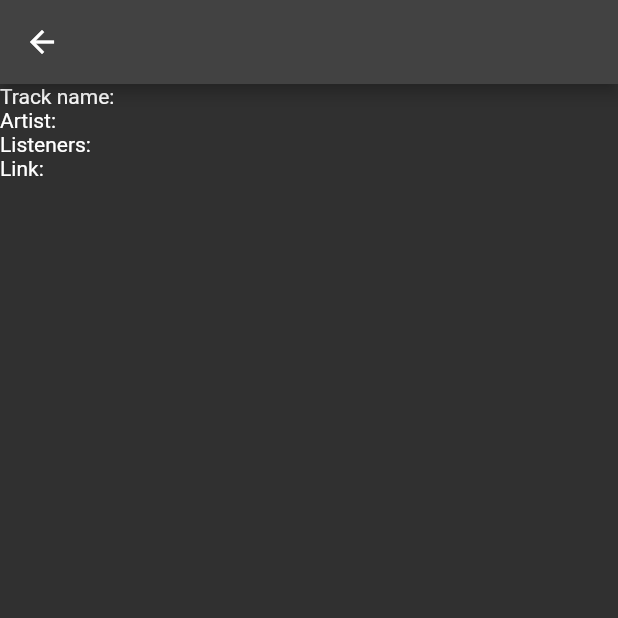
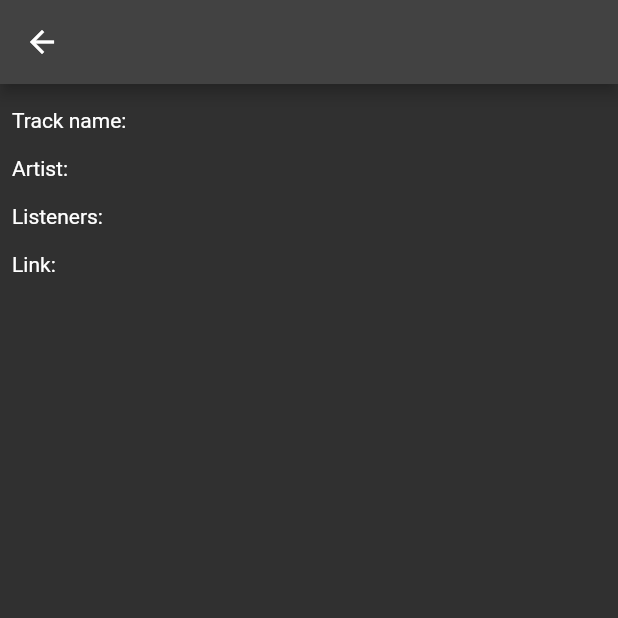
Before and after one commit to danielhakimi/lastfm_client, a Flutter app: the DetailsPage screen opened directly with empty values, on a phone screen of 412 x 824 dp, the top half of it. Run offline on Flutter 3.47's test engine with Material 2 defaults, Android fonts, the light colour scheme and no system bars; our stand-ins replace freezed_annotation, get_it, injectable.

Commit message:
- added tappable link to details page

```diff
--- a/lib/ui/pages/details_view/details_page.dart
+++ b/lib/ui/pages/details_view/details_page.dart
@@ -1,6 +1,8 @@
 import 'package:flutter/material.dart';
 import 'package:flutter/widgets.dart';
 import 'package:lastfm_client/models/track.dart';
+import 'package:lastfm_client/ui/widgets/height_spacer.dart';
+import 'package:url_launcher/url_launcher.dart';
 
 class DetailsPage extends StatelessWidget {
   const DetailsPage({Key? key, required this.track}) : super(key: key);
@@ -12,21 +14,37 @@ class DetailsPage extends StatelessWidget {
       appBar: AppBar(
         title: Text(track.name),
       ),
-      body: ListView(
+      body: Padding(
+        padding: const EdgeInsets.symmetric(horizontal: 8.0),
+        child: ListView(
           children: [
+            const HeightSpacer(),
             Row(
               children: [Text('Track name: ${track.name}')],
             ),
+            const HeightSpacer(),
             Row(
               children: [Text('Artist: ${track.artist}')],
             ),
+            const HeightSpacer(),
             Row(
               children: [Text('Listeners: ${track.listeners}')],
             ),
-          Row(
-            children: [Text('Link: ${track.url}')],
-          )
+            const HeightSpacer(),
+            GestureDetector(
+              child: Container(
+                color: Colors.transparent,
+                child: Text('Link: ${track.url}'),
+              ),
+              onTap: () async {
+                if (await canLaunch(track.url)) {
+                  launch(track.url);
+                }
+              },
+            ),
+            const HeightSpacer(),
           ],
+        ),
       ),
     );
   }
```
Also changed, not shown: 2 other files. Lines whose indentation alone changed are shown as unchanged.
